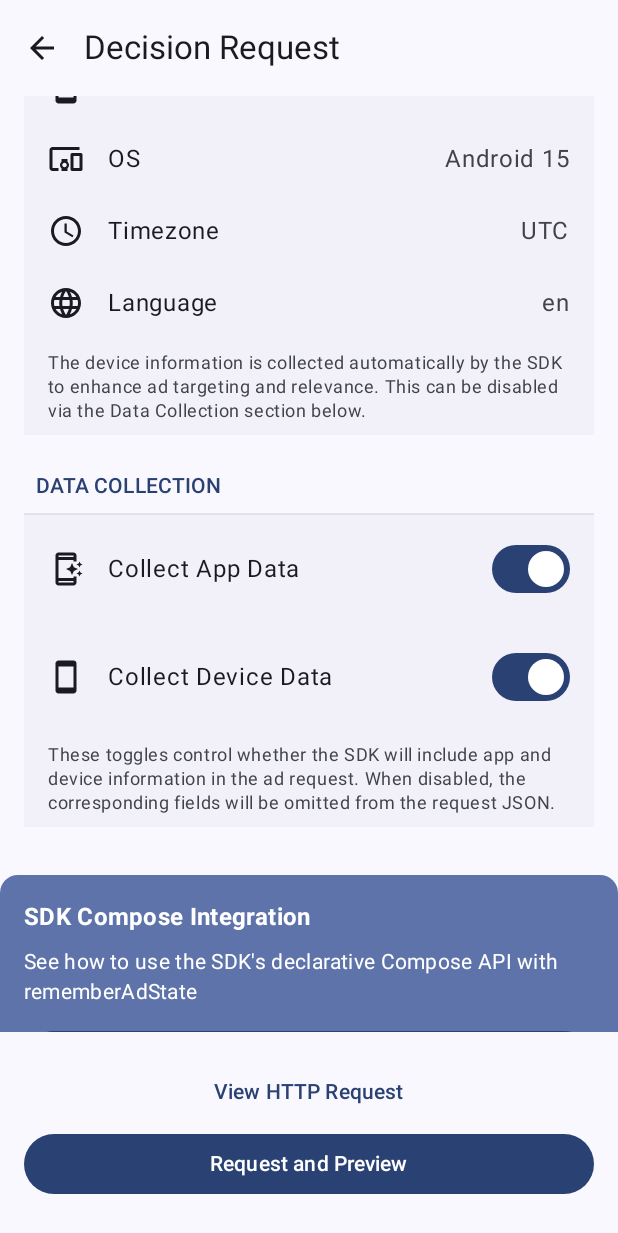
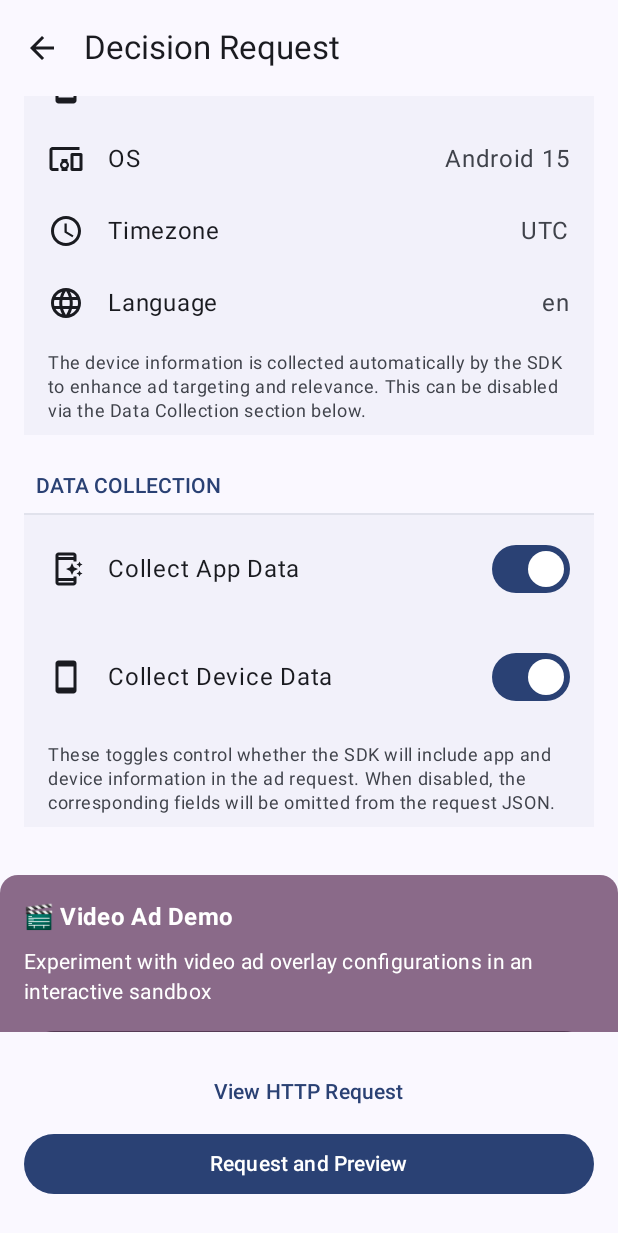
Before and after one commit to admoai/admoai-android, an Android app built with Jetpack Compose: the screen it shows after launch (MainActivity), scrolled down 1310 dp, on a phone screen of 412 x 824 dp. Shown: the top 1233 px of the screen. Run offline under Robolectric (Android 15) with nearby library versions, the phone set to English and light mode, and no system bars.

Commit message:
refactor(decision): Update DecisionRequestScreen to use dedicated video demo

```diff
--- a/sample/src/main/java/com/admoai/sample/ui/screens/DecisionRequestScreen.kt
+++ b/sample/src/main/java/com/admoai/sample/ui/screens/DecisionRequestScreen.kt
@@ -36,7 +36,6 @@ import com.admoai.sample.ui.components.DeviceInfoSection
 import com.admoai.sample.ui.components.PlacementSection
 import com.admoai.sample.ui.components.TargetingSection
 import com.admoai.sample.ui.components.UserSection
-import com.admoai.sample.ui.components.VideoOptionsSection
 
 /**
  * Main configuration screen for building ad requests
@@ -52,6 +51,7 @@ fun DecisionRequestScreen(
     onLocationTargetingClick: () -> Unit = {},
     onCustomTargetingClick: () -> Unit = {},
     onTimezonePickerClick: () -> Unit = {},
+    onVideoAdDemoClick: () -> Unit = {},
     onComposeIntegrationClick: () -> Unit = {},
     onNavigateBack: () -> Unit = {}
 ) {
@@ -118,19 +118,10 @@ fun DecisionRequestScreen(
                     modifier = Modifier.padding(16.dp)
                 )
 
-                // Placement section
                 PlacementSection(
                     viewModel = viewModel,
                     onPlacementClick = onPlacementClick
                 )
-
-                // Video options section (shown only when format is "video")
-                val formatFilterEnabled by viewModel.formatFilterEnabled.collectAsState()
-                val selectedFormat by viewModel.selectedFormat.collectAsState()
-
-                if (formatFilterEnabled && selectedFormat == "video") {
-                    VideoOptionsSection(viewModel = viewModel)
-                }
 
                 // Targeting section
                 TargetingSection(
@@ -154,6 +145,49 @@ fun DecisionRequestScreen(
 
                 // Data collection section
                 DataCollectionSection(viewModel = viewModel)
+
+                Spacer(modifier = Modifier.height(16.dp))
+
+                // Video Ad Demo Section
+                Card(
+                    modifier = Modifier.fillMaxWidth(),
+                    colors = CardDefaults.cardColors(
+                        containerColor = MaterialTheme.colorScheme.tertiaryContainer
+                    )
+                ) {
+                    Column(
+                        modifier = Modifier
+                            .fillMaxWidth()
+                            .padding(16.dp)
+                    ) {
+                        Text(
+                            text = "🎬 Video Ad Demo",
+                            style = MaterialTheme.typography.titleMedium,
+                            fontWeight = FontWeight.Bold,
+                            color = MaterialTheme.colorScheme.onTertiaryContainer
+                        )
+
+                        Spacer(modifier = Modifier.height(8.dp))
+
+                        Text(
+                            text = "Experiment with video ad overlay configurations in an interactive sandbox",
+                            style = MaterialTheme.typography.bodyMedium,
+                            color = MaterialTheme.colorScheme.onTertiaryContainer
+                        )
+
+                        Spacer(modifier = Modifier.height(12.dp))
+
+                        Button(
+                            onClick = onVideoAdDemoClick,
+                            modifier = Modifier.fillMaxWidth(),
+                            colors = ButtonDefaults.buttonColors(
+                                containerColor = MaterialTheme.colorScheme.tertiary
+                            )
+                        ) {
+                            Text("Open Video Demo")
+                        }
+                    }
+                }
 
                 Spacer(modifier = Modifier.height(16.dp))
 
```
